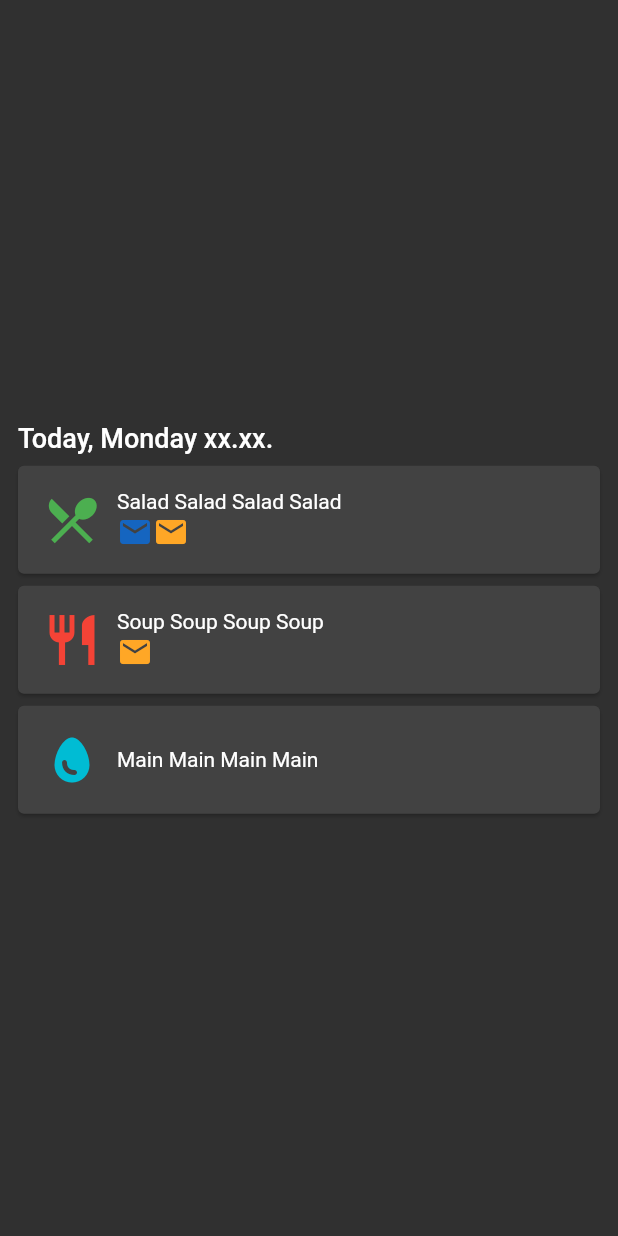
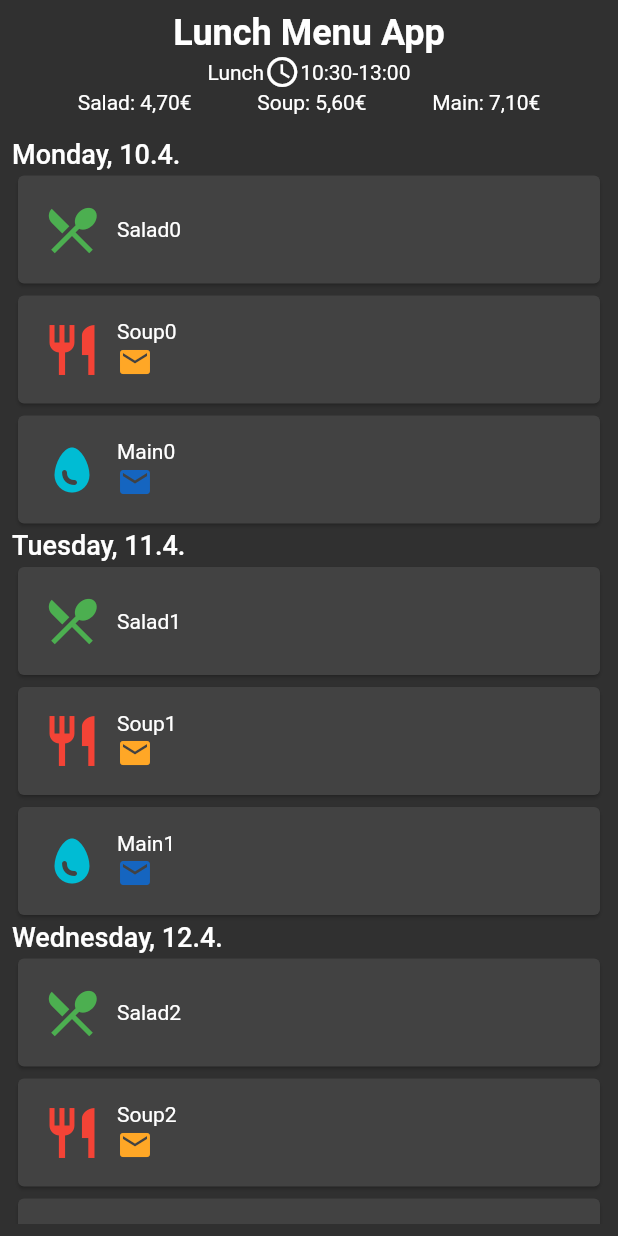
Before and after one commit to Koodattu/lunch-menu-app, a Flutter app: the screen it shows after launch, on a phone screen of 412 x 824 dp. Run offline on Flutter 3.47's test engine with Material 2 defaults, Android fonts, the phone set to English and light mode, and no system bars.

Commit message:
frontend work
iterating and working on flutter frontend

```diff
--- a/lunch_menu_app-flutter-frontend/lib/main.dart
+++ b/lunch_menu_app-flutter-frontend/lib/main.dart
@@ -1,12 +1,21 @@
 import 'package:flutter/material.dart';
+
+import 'model/menu_day.dart';
+import 'model/menu_week.dart';
+import 'model/menu_course.dart';
 
 void main() {
   runApp(const LunchMenuApp());
 }
 
-class LunchMenuApp extends StatelessWidget {
+class LunchMenuApp extends StatefulWidget {
   const LunchMenuApp({super.key});
 
+  @override
+  State<LunchMenuApp> createState() => _LunchMenuAppState();
+}
+
+class _LunchMenuAppState extends State<LunchMenuApp> {
   @override
   Widget build(BuildContext context) {
     final ThemeData lightTheme = ThemeData();
@@ -36,33 +45,87 @@ class HomePage extends StatefulWidget {
 }
 
 class _HomePageState extends State<HomePage> {
+  late MenuWeek menuWeek;
+
+  @override
+  void initState() {
+    super.initState();
+    List<MenuDay> menuDays = [];
+    List<String> dayNames = ["Monday", "Tuesday", "Wednesday", "Thrusday", "Friday"];
+    for (var i = 0; i < 5; i++) {
+      List<MenuCourse> menuCourses = [
+        MenuCourse(courseName: "Salad$i", allergens: ""),
+        MenuCourse(courseName: "Soup$i", allergens: "G"),
+        MenuCourse(courseName: "Main$i", allergens: "L")
+      ];
+      menuDays.add(MenuDay(dayName: "${dayNames[i]}, 1$i.4.", menuCourses: menuCourses));
+    }
+
+    setState(() {
+      menuWeek = MenuWeek(weekName: "Week 23", menuDays: menuDays);
+    });
+  }
+
   @override
   Widget build(BuildContext context) {
     return Scaffold(
       body: Padding(
         padding: const EdgeInsets.all(8),
-        child: Column(
-          mainAxisAlignment: MainAxisAlignment.center,
-          crossAxisAlignment: CrossAxisAlignment.stretch,
-          children: const <Widget>[
-            Padding(
-              padding: EdgeInsets.all(4),
-              child: Text(
-                "Today, Monday xx.xx.",
-                style: TextStyle(fontSize: 18, fontWeight: FontWeight.w500),
-              ),
+        child: ListView(
+          children: [
+            Column(
+              children: [
+                const Text(
+                  "Lunch Menu App",
+                  style: TextStyle(fontSize: 24, fontWeight: FontWeight.bold),
+                ),
+                Row(
+                  mainAxisAlignment: MainAxisAlignment.center,
+                  children: const [
+                    Text("Lunch"),
+                    Icon(Icons.access_time),
+                    Text("10:30-13:00"),
+                  ],
+                ),
+                Row(
+                  mainAxisAlignment: MainAxisAlignment.spaceEvenly,
+                  children: const [
+                    Text("Salad: 4,70€"),
+                    Text("Soup: 5,60€"),
+                    Text("Main: 7,10€"),
+                  ],
+                ),
+              ],
             ),
-            CourseCardWidget(
-              courseName: "Salad Salad Salad Salad",
-              allergens: "G L",
+            const SizedBox(
+              height: 16,
             ),
-            CourseCardWidget(
-              courseName: "Soup Soup Soup Soup",
-              allergens: "G",
-            ),
-            CourseCardWidget(
-              courseName: "Main Main Main Main",
-              allergens: "",
+            ListView.builder(
+              shrinkWrap: true,
+              physics: const NeverScrollableScrollPhysics(),
+              itemCount: menuWeek.menuDays.length,
+              itemBuilder: (context, index) {
+                MenuDay menuDay = menuWeek.menuDays[index];
+                return Column(
+                  mainAxisAlignment: MainAxisAlignment.start,
+                  crossAxisAlignment: CrossAxisAlignment.start,
+                  children: [
+                    Text(
+                      menuDay.dayName,
+                      style: const TextStyle(fontSize: 18, fontWeight: FontWeight.w500),
+                    ),
+                    ListView.builder(
+                      shrinkWrap: true,
+                      physics: const NeverScrollableScrollPhysics(),
+                      itemCount: menuDay.menuCourses.length,
+                      itemBuilder: (context, index) {
+                        MenuCourse menuCourse = menuDay.menuCourses[index];
+                        return CourseCardWidget(courseName: menuCourse.courseName, allergens: menuCourse.allergens);
+                      },
+                    ),
+                  ],
+                );
+              },
             ),
           ],
         ),
--- /dev/null
+++ b/lunch_menu_app-flutter-frontend/lib/model/menu_course.dart
@@ -0,0 +1,8 @@
+class MenuCourse {
+  String courseName;
+  String allergens;
+  MenuCourse({
+    required this.courseName,
+    required this.allergens,
+  });
+}
--- /dev/null
+++ b/lunch_menu_app-flutter-frontend/lib/model/menu_day.dart
@@ -0,0 +1,10 @@
+import 'package:flutter_lunch_menu_app/model/menu_course.dart';
+
+class MenuDay {
+  String dayName;
+  List<MenuCourse> menuCourses;
+  MenuDay({
+    required this.dayName,
+    required this.menuCourses,
+  });
+}
--- /dev/null
+++ b/lunch_menu_app-flutter-frontend/lib/model/menu_week.dart
@@ -0,0 +1,10 @@
+import 'package:flutter_lunch_menu_app/model/menu_day.dart';
+
+class MenuWeek {
+  String weekName;
+  List<MenuDay> menuDays;
+  MenuWeek({
+    required this.weekName,
+    required this.menuDays,
+  });
+}
```
